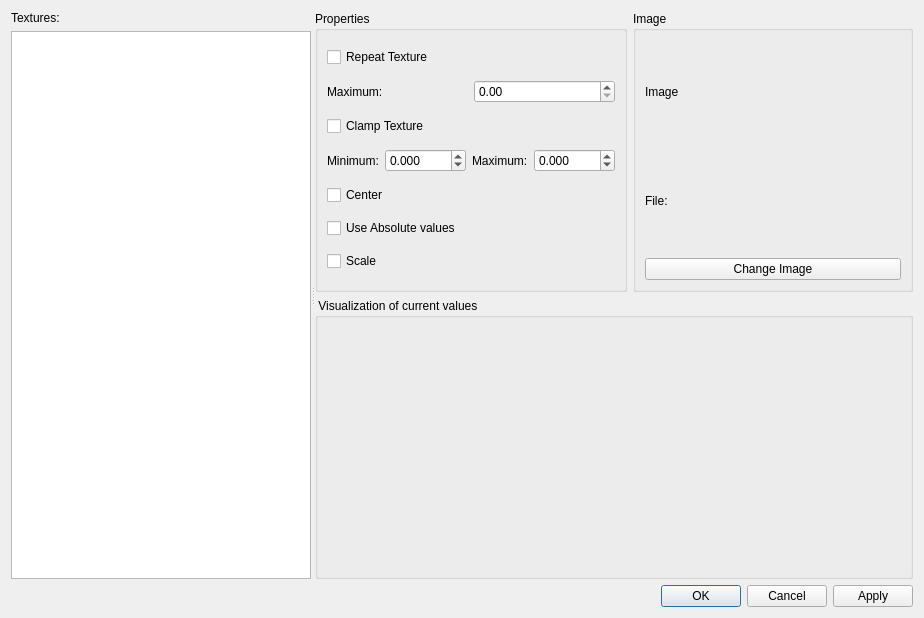
Old version of the form Plugin-TextureControl/textureProperties.ui in the repository ShenRen/OpenFlipper.
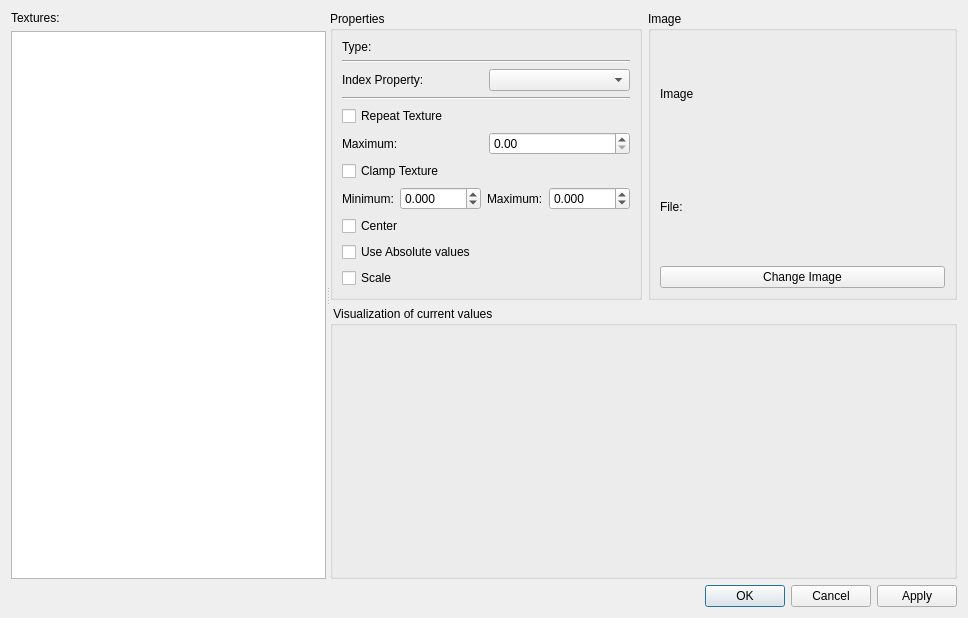
New version of the form.

Commit message: Fixed QWT Define ifdefs Basic info about texture index type

```diff
--- a/Plugin-TextureControl/textureProperties.ui
+++ b/Plugin-TextureControl/textureProperties.ui
@@ -5,7 +5,7 @@
    <rect>
     <x>0</x>
     <y>0</y>
-    <width>877</width>
+    <width>968</width>
     <height>618</height>
    </rect>
   </property>
@@ -30,7 +30,7 @@
      <property name="orientation" >
       <enum>Qt::Horizontal</enum>
      </property>
-     <widget class="QWidget" name="" >
+     <widget class="QWidget" name="layoutWidget" >
       <layout class="QVBoxLayout" name="verticalLayout_2" >
        <item>
         <widget class="QLabel" name="textureLabel" >
@@ -68,7 +68,7 @@
        </item>
       </layout>
      </widget>
-     <widget class="QWidget" name="" >
+     <widget class="QWidget" name="layoutWidget" >
       <layout class="QVBoxLayout" name="verticalLayout_3" >
        <item>
         <layout class="QHBoxLayout" name="horizontalLayout_3" >
@@ -78,6 +78,47 @@
             <string>Properties</string>
            </property>
            <layout class="QVBoxLayout" name="verticalLayout" >
+            <item>
+             <widget class="QLabel" name="typeLabel" >
+              <property name="maximumSize" >
+               <size>
+                <width>16777215</width>
+                <height>20</height>
+               </size>
+              </property>
+              <property name="text" >
+               <string>Type:</string>
+              </property>
+             </widget>
+            </item>
+            <item>
+             <widget class="Line" name="line_2" >
+              <property name="orientation" >
+               <enum>Qt::Horizontal</enum>
+              </property>
+             </widget>
+            </item>
+            <item>
+             <layout class="QHBoxLayout" name="horizontalLayout_4" >
+              <item>
+               <widget class="QLabel" name="indexLabel" >
+                <property name="text" >
+                 <string>Index Property:</string>
+                </property>
+               </widget>
+              </item>
+              <item>
+               <widget class="QComboBox" name="indexBox" />
+              </item>
+             </layout>
+            </item>
+            <item>
+             <widget class="Line" name="line" >
+              <property name="orientation" >
+               <enum>Qt::Horizontal</enum>
+              </property>
+             </widget>
+            </item>
             <item>
              <widget class="QCheckBox" name="repeatBox" >
               <property name="text" >
```
Left out of the diff: 1 changed line with no effect on the pictures. The commit also changes 3 other files.
